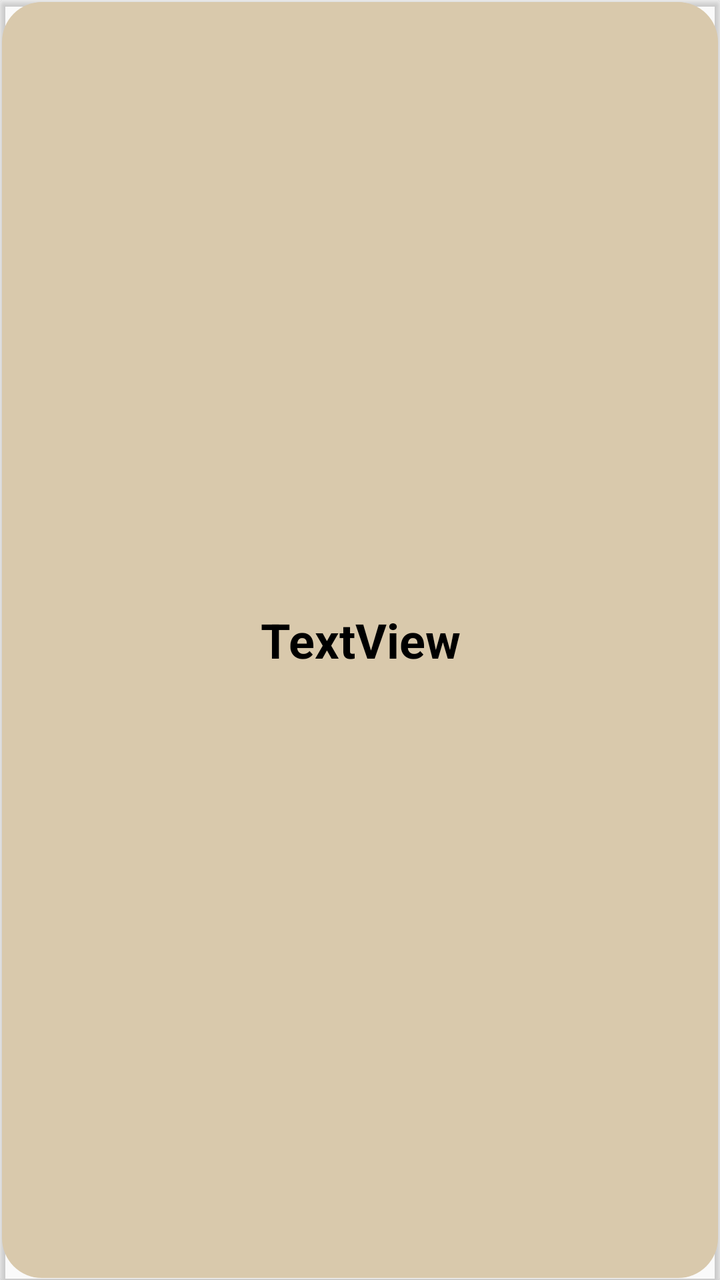
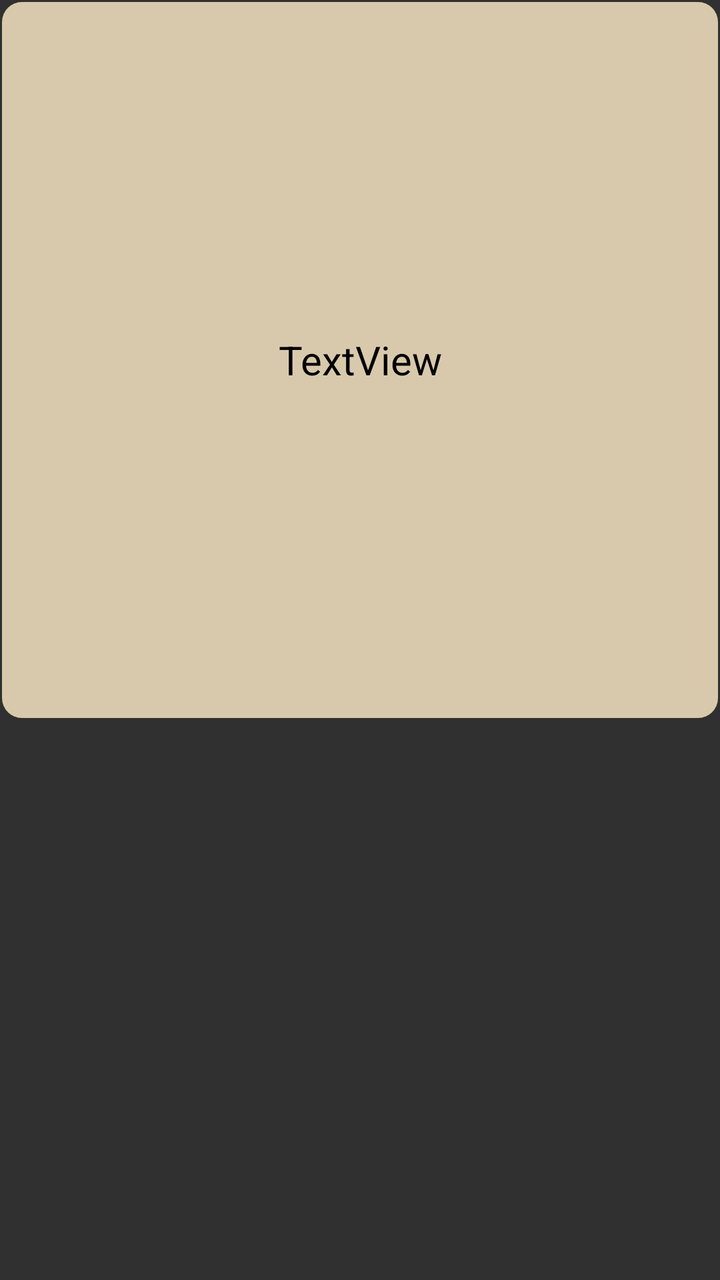

Before-and-after screenshots of an Android layout around one commit, followed by the original layout XML and the change that was made.
<!-- AndroidManifest.xml: application theme Base.Theme.Notty -->
<!-- res/layout/adapter_item_note.xml -->
<?xml version="1.0" encoding="utf-8"?>
<androidx.cardview.widget.CardView xmlns:android="http://schemas.android.com/apk/res/android"
    android:layout_width="match_parent"
    android:layout_height="match_parent"
    android:layout_margin="20dp"
    android:clickable="true"
    android:focusable="true"
    android:orientation="vertical"
    android:backgroundTint="#00000000">

    <TextView
        android:id="@+id/id_adapter_text_note_title"
        android:layout_width="match_parent"
        android:layout_height="match_parent"
        android:background="@drawable/rounded_corner_note"
        style="@style/styleNoteTile"
        android:clickable="true"
        android:focusable="true"
        android:gravity="center"
        android:text="TextView"
        android:textSize="24sp"
        android:textStyle="bold"
        android:padding="5dp"
        android:onClick="onClick"
        />

</androidx.cardview.widget.CardView>
<!-- resources referenced by this layout -->
<resources>
  <!-- drawable rounded_corner_note (drawable) -->
  <?xml version="1.0" encoding="utf-8"?>
  <shape xmlns:android="http://schemas.android.com/apk/res/android" >
      <stroke
          android:width="2dp" android:color="#00000000" />
  
      <solid android:color="@color/white"/>
  
      <corners android:radius="20dp" />
  </shape>
  <style name="styleNoteTile">
          <item name="android:backgroundTint">@color/dark_cream</item>
          <item name="android:textColor">@color/black</item>
      </style>
  <style name="Base.Theme.Notty" parent="Theme.AppCompat.DayNight.NoActionBar">
          
  
          <item name="option_icon">@drawable/options_black</item>
          <item name="add_icon">@drawable/add_icon_black</item>
          <item name="favorite_icon">@drawable/etoile_black_empty</item>
          <item name="not_favorite_icon">@drawable/etoile_black_filled</item>
          <item name="search_icon">@drawable/loupe_black</item>
          <item name="back_icon">@drawable/left_arrow_black</item>
  
      </style>
  <color name="white">#FFFFFFFF</color>
  <color name="dark_cream">#D9C9AC</color>
  <color name="black">#FF000000</color>
  <!-- drawable options_black: png bitmap (drawable, 5588 bytes) -->
  <!-- drawable add_icon_black: png bitmap (drawable, 4259 bytes) -->
  <!-- drawable etoile_black_empty: png bitmap (drawable, 14235 bytes) -->
  <!-- drawable etoile_black_filled: png bitmap (drawable, 11264 bytes) -->
  <!-- drawable loupe_black: png bitmap (drawable, 12028 bytes) -->
  <!-- drawable left_arrow_black: png bitmap (drawable, 9497 bytes) -->
</resources>

<!-- the commit's change to res/layout/adapter_item_note.xml (unified diff, before → after) -->
@@ -1,27 +1,26 @@
 <?xml version="1.0" encoding="utf-8"?>
-<androidx.cardview.widget.CardView xmlns:android="http://schemas.android.com/apk/res/android"
+<androidx.constraintlayout.widget.ConstraintLayout xmlns:android="http://schemas.android.com/apk/res/android"
+    xmlns:app="http://schemas.android.com/apk/res-auto"
     android:layout_width="match_parent"
     android:layout_height="match_parent"
-    android:layout_margin="20dp"
+    android:backgroundTint="#00000000"
     android:clickable="true"
     android:focusable="true"
-    android:orientation="vertical"
-    android:backgroundTint="#00000000">
+    android:orientation="vertical">
 
     <TextView
         android:id="@+id/id_adapter_text_note_title"
         android:layout_width="match_parent"
-        android:layout_height="match_parent"
+        android:layout_height="0dp"
         android:background="@drawable/rounded_corner_note"
-        style="@style/styleNoteTile"
         android:clickable="true"
         android:focusable="true"
         android:gravity="center"
+        android:onClick="onClick"
+        android:padding="15dp"
         android:text="TextView"
-        android:textSize="24sp"
-        android:textStyle="bold"
-        android:padding="5dp"
-        android:onClick="onClick"
-        />
+        android:textSize="20sp"
+        app:layout_constraintDimensionRatio="1:1"
+        style="@style/styleNoteTile"/>
 
-</androidx.cardview.widget.CardView>
+</androidx.constraintlayout.widget.ConstraintLayout>
<!-- resource entries referenced after the edit -->
@@ -8,13 +8,13 @@
   
       <solid android:color="@color/white"/>
   
-      <corners android:radius="20dp" />
+      <corners android:radius="10dp" />
   </shape>
   <style name="styleNoteTile">
           <item name="android:backgroundTint">@color/dark_cream</item>
           <item name="android:textColor">@color/black</item>
       </style>
-  <style name="Base.Theme.Notty" parent="Theme.AppCompat.DayNight.NoActionBar">
+  <style name="Base.Theme.Notty" parent="Theme.AppCompat.NoActionBar">
           
   
           <item name="option_icon">@drawable/options_black</item>
